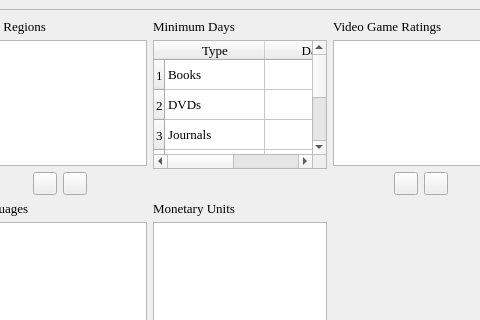
Before: the Qt Designer form dbenumerations.ui in textbrowser/biblioteq, drawn with Qt 5; both pictures show x 227 to 707 and y 0 to 320 of the 800 by 600 pixel window.
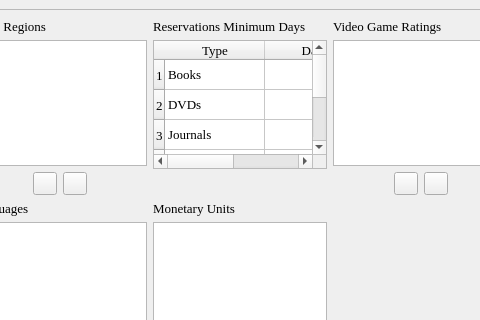
After: the same form once the commit is applied. Icons and pictures are not drawn.

Patch:
```diff
--- a/dbenumerations.ui
+++ b/dbenumerations.ui
@@ -195,7 +195,7 @@
          <item>
           <widget class="QLabel" name="label_14">
            <property name="text">
-            <string>Minimum Days</string>
+            <string>Reservations Minimum Days</string>
            </property>
           </widget>
          </item>
```
